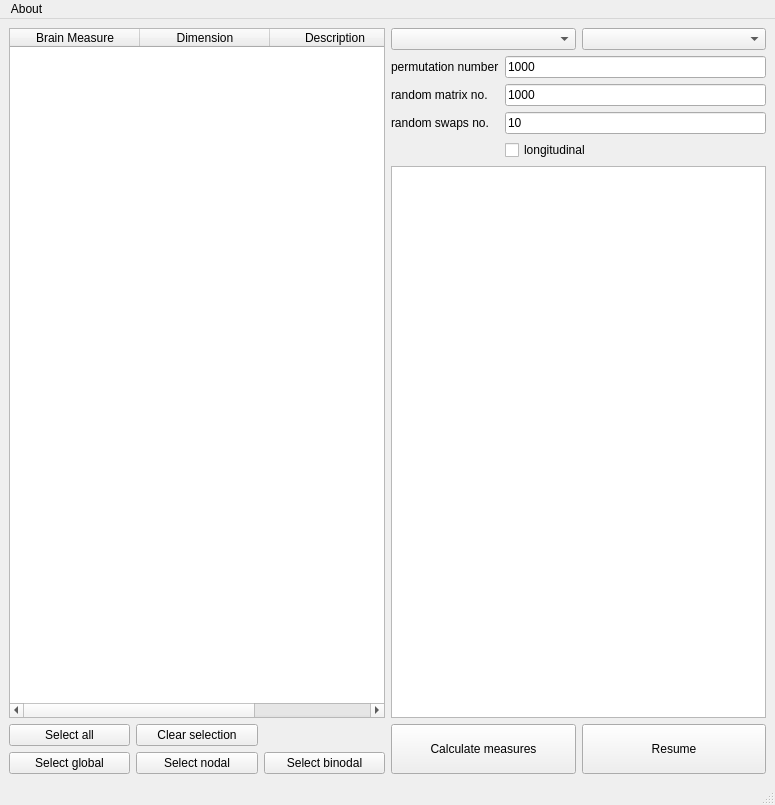
Old version of the form braphy/gui/ui_files/calculation_window.ui in the repository softmatterlab/Braph-2.0-Python.
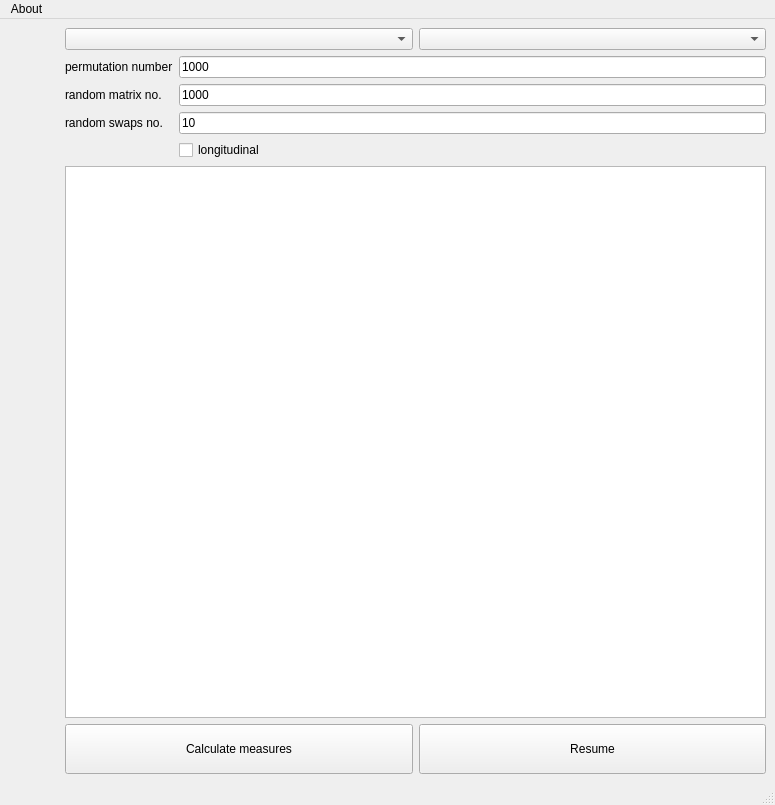
New version of the form. Custom widgets are drawn as their Qt base class.

Commit message: Add measures widget to calculation windows

Patch:
```diff
--- a/braphy/gui/ui_files/calculation_window.ui
+++ b/braphy/gui/ui_files/calculation_window.ui
@@ -17,79 +17,14 @@
    <layout class="QHBoxLayout" name="horizontalLayout_2">
     <item>
      <layout class="QHBoxLayout" name="horizontalLayout">
+      <property name="leftMargin">
+       <number>50</number>
+      </property>
       <property name="rightMargin">
        <number>0</number>
       </property>
       <item>
-       <layout class="QVBoxLayout" name="verticalLayout">
-        <property name="rightMargin">
-         <number>0</number>
-        </property>
-        <item>
-         <widget class="QTableWidget" name="tableWidget">
-          <attribute name="horizontalHeaderDefaultSectionSize">
-           <number>130</number>
-          </attribute>
-          <column>
-           <property name="text">
-            <string>Brain Measure</string>
-           </property>
-          </column>
-          <column>
-           <property name="text">
-            <string>Dimension</string>
-           </property>
-          </column>
-          <column>
-           <property name="text">
-            <string>Description</string>
-           </property>
-          </column>
-         </widget>
-        </item>
-        <item>
-         <layout class="QGridLayout" name="gridLayout">
-          <property name="topMargin">
-           <number>0</number>
-          </property>
-          <item row="0" column="0">
-           <widget class="QPushButton" name="btnSelectAll">
-            <property name="text">
-             <string>Select all</string>
-            </property>
-           </widget>
-          </item>
-          <item row="1" column="0">
-           <widget class="QPushButton" name="btnGlobal">
-            <property name="text">
-             <string>Select global</string>
-            </property>
-           </widget>
-          </item>
-          <item row="1" column="1">
-           <widget class="QPushButton" name="btnNodal">
-            <property name="text">
-             <string>Select nodal</string>
-            </property>
-           </widget>
-          </item>
-          <item row="0" column="1">
-           <widget class="QPushButton" name="btnClearSelection">
-            <property name="text">
-             <string>Clear selection</string>
-            </property>
-           </widget>
-          </item>
-          <item row="1" column="2">
-           <widget class="QPushButton" name="btnBinodal">
-            <property name="text">
-             <string>Select binodal</string>
-            </property>
-           </widget>
-          </item>
-         </layout>
-        </item>
-       </layout>
+       <widget class="GraphMeasuresVerticalWidget" name="graphMeasuresWidget" native="true"/>
       </item>
       <item>
        <layout class="QVBoxLayout" name="verticalLayout_4">
@@ -240,6 +175,14 @@
    </property>
   </action>
  </widget>
+ <customwidgets>
+  <customwidget>
+   <class>GraphMeasuresVerticalWidget</class>
+   <extends>QWidget</extends>
+   <header>braphy.gui.widgets.graph_measures_vertical_widget</header>
+   <container>1</container>
+  </customwidget>
+ </customwidgets>
  <resources/>
  <connections/>
 </ui>
```
The commit also changes 4 other files.
